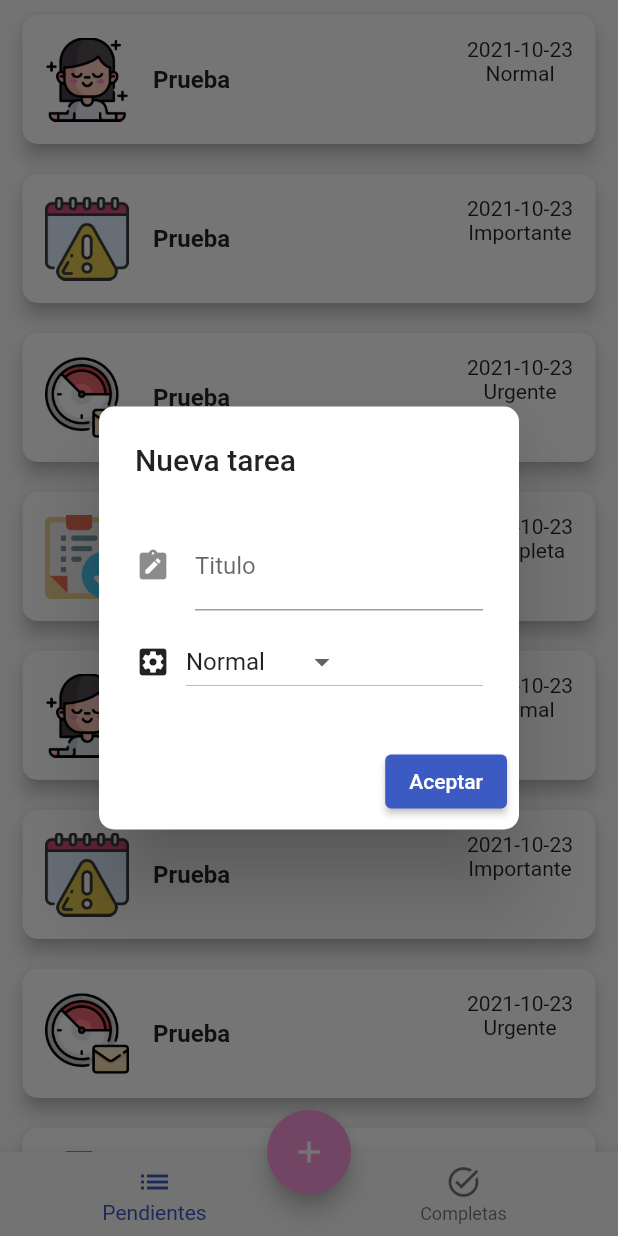
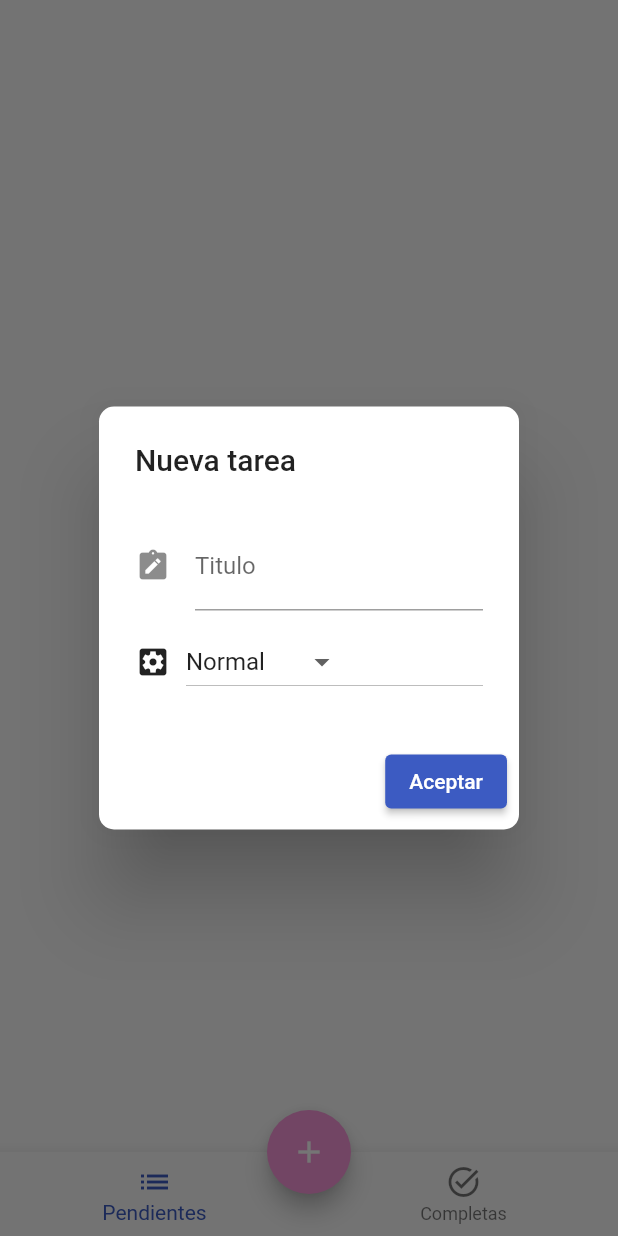
Before and after one commit to GDGLerma/DevFest2021, a Flutter app: the screen it shows after launch, after a tap on the "add" icon, on a phone screen of 412 x 824 dp. Run offline on Flutter 3.47's test engine with Material 2 defaults, Android fonts, the light colour scheme and no system bars.

Commit message:
Logica de todo app

```diff
--- /dev/null
+++ b/DevFestFlutter/todo_app_demo/lib/data/notes_data.dart
@@ -0,0 +1,23 @@
+import 'package:todo_app_demo/models/note_model.dart';
+
+class NotesData{
+
+  static NotesData? _instance;
+
+  List<NoteModel> _notes = [];
+
+  factory NotesData(){
+    _instance ??= NotesData._internal();
+
+    return _instance!;
+  }
+
+  NotesData._internal();
+
+  void addNote(NoteModel note) => _notes.add(note);
+
+  List<NoteModel> get notesCompleted => _notes.where((element) => element.status==4).toList();
+
+  List<NoteModel> get pendingNotes => _notes.where((element) => element.status!=4).toList();
+
+}
--- a/DevFestFlutter/todo_app_demo/lib/pages/completed_page.dart
+++ b/DevFestFlutter/todo_app_demo/lib/pages/completed_page.dart
@@ -1,4 +1,5 @@
 import 'package:flutter/material.dart';
+import 'package:todo_app_demo/data/notes_data.dart';
 import 'package:todo_app_demo/models/note_model.dart';
 import 'package:todo_app_demo/widgets/note_item.dart';
 
@@ -7,32 +8,13 @@ class CompletedPage extends StatelessWidget {
 
   @override
   Widget build(BuildContext context) {
-    final note = NoteModel(date: DateTime.now(), title: 'Prueba', status: 4);
+    final notesData = NotesData();
+    List<NoteModel> notes = notesData.notesCompleted;
     return SafeArea(
-      child: ListView(
+      child: ListView.builder(
         padding: const EdgeInsets.symmetric(horizontal: 15.0),
-        children: [
-          NoteItem(note: note),
-          NoteItem(note: note),
-          NoteItem(note: note),
-          NoteItem(note: note),
-          NoteItem(note: note),
-          NoteItem(note: note),
-          NoteItem(note: note),
-          NoteItem(note: note),
-          NoteItem(note: note),
-          NoteItem(note: note),
-          NoteItem(note: note),
-          NoteItem(note: note),
-          NoteItem(note: note),
-          NoteItem(note: note),
-          NoteItem(note: note),
-          NoteItem(note: note),
-          NoteItem(note: note),
-          NoteItem(note: note),
-          NoteItem(note: note),
-          NoteItem(note: note),
-        ],
+        itemCount: notes.length,
+        itemBuilder: (context,position)=>NoteItem(note: notes[position]),
       ),
     );
   }
--- a/DevFestFlutter/todo_app_demo/lib/pages/home_page.dart
+++ b/DevFestFlutter/todo_app_demo/lib/pages/home_page.dart
@@ -1,4 +1,5 @@
 import 'package:flutter/material.dart';
+import 'package:todo_app_demo/data/notes_data.dart';
 import 'package:todo_app_demo/pages/completed_page.dart';
 import 'package:todo_app_demo/pages/task_page.dart';
 import 'package:todo_app_demo/widgets/alert_new_task.dart';
@@ -19,13 +20,15 @@ class _HomePageState extends State<HomePage> {
       body: PageView(
         controller: _pageController,
         physics: const NeverScrollableScrollPhysics(),
-        children: const [TaskPage(), CompletedPage()],
+        children: [TaskPage(), CompletedPage()],
       ),
       floatingActionButtonLocation: FloatingActionButtonLocation.centerDocked,
       floatingActionButton: FloatingActionButton(
         onPressed: () => showDialog(
           context: context,
-          builder: (context)=> const AlertNewTask()),
+          builder: (context)=> const AlertNewTask()).then((value){
+            if(value!=null) setState(() {});
+          }),
         child: const Icon(Icons.add),
       ),
       bottomNavigationBar: BottomNavigationBar(
--- a/DevFestFlutter/todo_app_demo/lib/pages/task_page.dart
+++ b/DevFestFlutter/todo_app_demo/lib/pages/task_page.dart
@@ -1,4 +1,5 @@
 import 'package:flutter/material.dart';
+import 'package:todo_app_demo/data/notes_data.dart';
 import 'package:todo_app_demo/models/note_model.dart';
 import 'package:todo_app_demo/widgets/note_item.dart';
 
@@ -7,36 +8,14 @@ class TaskPage extends StatelessWidget {
 
   @override
   Widget build(BuildContext context) {
-    final note = NoteModel(date: DateTime.now(), title: 'Prueba', status: 1);
-    final note2 = NoteModel(date: DateTime.now(), title: 'Prueba', status: 2);
-    final note3 = NoteModel(date: DateTime.now(), title: 'Prueba', status: 3);
-    final note4 = NoteModel(date: DateTime.now(), title: 'Prueba', status: 4);
+    final notesData = NotesData();
+    List<NoteModel> notes = notesData.pendingNotes;
     return SafeArea(
-      child: ListView(
+      child: ListView.builder(
         padding: const EdgeInsets.symmetric(horizontal: 15.0),
-        children: [
-          NoteItem(note: note),
-          NoteItem(note: note2),
-          NoteItem(note: note3),
-          NoteItem(note: note4),
-          NoteItem(note: note),
-          NoteItem(note: note2),
-          NoteItem(note: note3),
-          NoteItem(note: note4),
-          NoteItem(note: note),
-          NoteItem(note: note2),
-          NoteItem(note: note3),
-          NoteItem(note: note4),
-          NoteItem(note: note),
-          NoteItem(note: note2),
-          NoteItem(note: note3),
-          NoteItem(note: note4),
-          NoteItem(note: note),
-          NoteItem(note: note2),
-          NoteItem(note: note3),
-          NoteItem(note: note4),
-        ],
-      ),
+        itemCount: notes.length,
+        itemBuilder: (context,position)=>NoteItem(note: notes[position]),
+      )
     );
   }
 }
--- a/DevFestFlutter/todo_app_demo/lib/widgets/alert_new_task.dart
+++ b/DevFestFlutter/todo_app_demo/lib/widgets/alert_new_task.dart
@@ -1,4 +1,6 @@
 import 'package:flutter/material.dart';
+import 'package:todo_app_demo/data/notes_data.dart';
+import 'package:todo_app_demo/models/note_model.dart';
 
 class AlertNewTask extends StatefulWidget {
   const AlertNewTask({ Key? key }) : super(key: key);
@@ -17,6 +19,8 @@ class _AlertNewTaskState extends State<AlertNewTask> {
 
   String _status = 'Normal';
 
+  TextEditingController _titleController = TextEditingController();
+
   @override
   Widget build(BuildContext context) {
     return AlertDialog(
@@ -24,7 +28,9 @@ class _AlertNewTaskState extends State<AlertNewTask> {
       title: const Text('Nueva tarea'),
       content: _contentDialog(),
       actions: [
-        ElevatedButton(onPressed: (){}, child: Text('Aceptar'))
+        ElevatedButton(onPressed: ()=>
+          _addNote(context)
+        , child: Text('Aceptar'))
       ],
     );
   }
@@ -35,7 +41,8 @@ class _AlertNewTaskState extends State<AlertNewTask> {
       children: [
         Container(
           padding: const EdgeInsets.symmetric(vertical: 10.0),
-          child: const TextField(
+          child: TextField(
+            controller: _titleController,
             keyboardType: TextInputType.name,
             decoration: InputDecoration(
               icon: Icon(Icons.note_alt),
@@ -67,4 +74,17 @@ class _AlertNewTaskState extends State<AlertNewTask> {
       ],
     );
   }
+
+  void _addNote(BuildContext context){
+    final notes = NotesData();
+
+    notes.addNote(NoteModel(
+      date: DateTime.now(),
+      title: _titleController.text,
+      status: _status == 'Normal'?1
+            : _status == 'Importante'?2:3
+      ));
+
+    Navigator.of(context).pop('OK');
+  }
 }
--- a/DevFestFlutter/todo_app_demo/lib/widgets/note_item.dart
+++ b/DevFestFlutter/todo_app_demo/lib/widgets/note_item.dart
@@ -10,6 +10,7 @@ class NoteItem extends StatelessWidget {
   @override
   Widget build(BuildContext context) {
     return Dismissible(
+      onDismissed: (direction)=> note.status = 4,
       key: UniqueKey(),
       child: Card(
         margin: const EdgeInsets.symmetric(vertical: 10.0),
```
